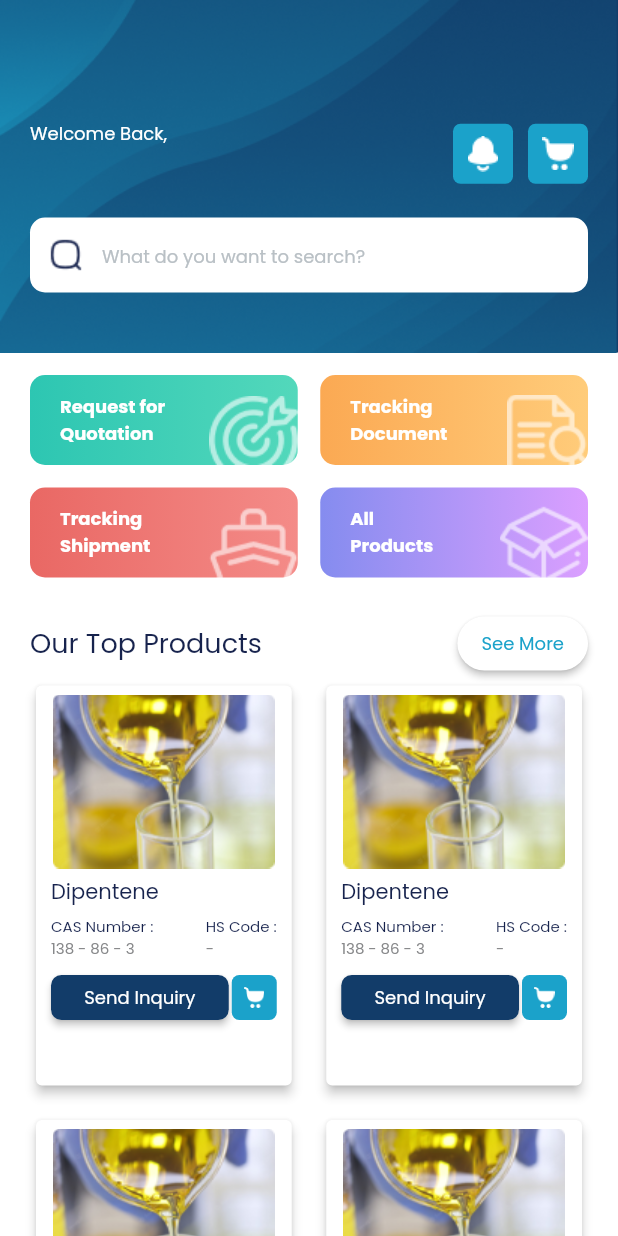
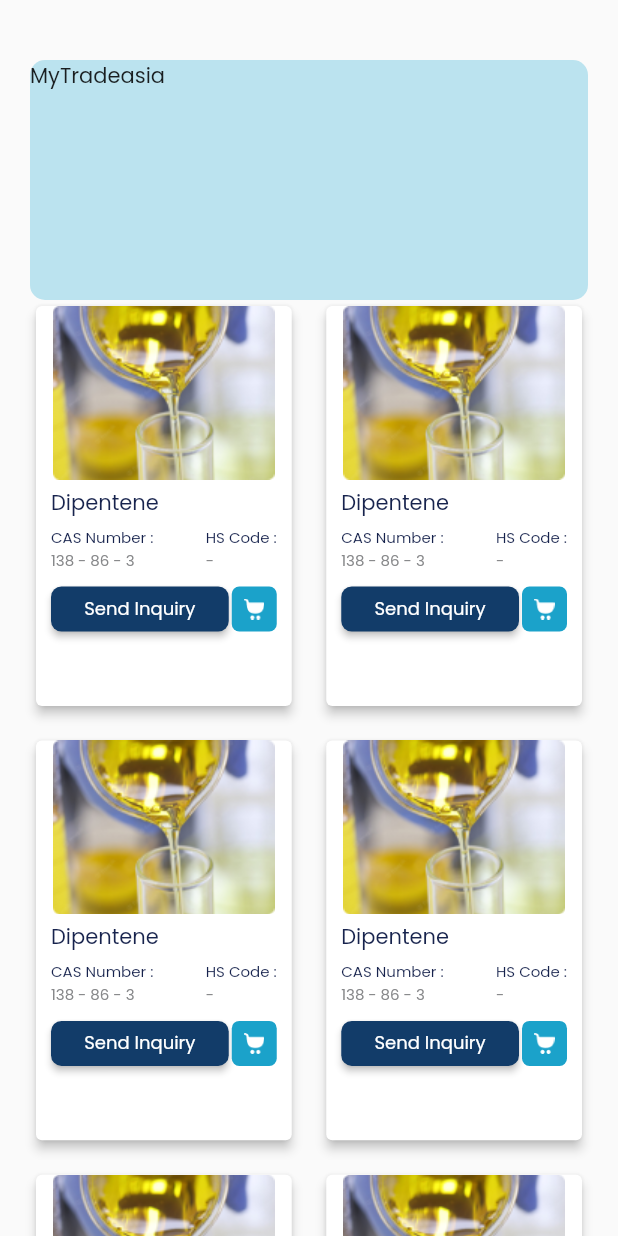
Before and after one commit to dimaspradipta19/mytradeasia, a Flutter app: the HomeScreen screen opened directly, after a tap on "See More", on a phone screen of 412 x 824 dp. Run offline on Flutter 3.47's test engine with Material 2 defaults, Android fonts, the phone set to English and light mode, and no system bars; our stand-ins replace cloud_firestore, dotted_line, firebase_auth, firebase_core, shimmer, sqflite; accounts and stored records are empty.

Commit message:
create new screen for top products

```diff
--- a/lib/view/menu/home/home_screen.dart
+++ b/lib/view/menu/home/home_screen.dart
@@ -5,6 +5,7 @@ import 'package:mytradeasia/utils/theme.dart';
 import 'package:mytradeasia/view/menu/history/tracking_shipment/tracking_shipment_screen.dart';
 import 'package:mytradeasia/view/menu/home/all_products/products/all_products_screen.dart';
 import 'package:mytradeasia/view/menu/home/search/search_product_screen.dart';
+import 'package:mytradeasia/view/menu/home/top_products/top_products_screen.dart';
 
 import '../../../model/industry_model.dart';
 
@@ -379,7 +380,13 @@ class _HomeScreenState extends State<HomeScreen> {
                               ),
                             ),
                           ),
-                          onPressed: () {},
+                          onPressed: () {
+                            Navigator.push(context, MaterialPageRoute(
+                              builder: (context) {
+                                return const TopProductsScreen();
+                              },
+                            ));
+                          },
                           child: Text(
                             "See More",
                             style: text12.copyWith(color: secondaryColor1),
--- /dev/null
+++ b/lib/view/menu/home/top_products/top_products_screen.dart
@@ -0,0 +1,160 @@
+import 'package:flutter/material.dart';
+
+import '../../../../utils/theme.dart';
+
+class TopProductsScreen extends StatelessWidget {
+  const TopProductsScreen({super.key});
+
+  @override
+  Widget build(BuildContext context) {
+    return Scaffold(
+      body: SingleChildScrollView(
+        child: Padding(
+          padding: const EdgeInsets.symmetric(horizontal: size20px),
+          child: Column(
+            children: [
+              const SizedBox(
+                height: size20px * 2.0,
+              ),
+
+              Stack(
+                children: [
+                  Container(
+                    height: size20px * 8.0,
+                    width: MediaQuery.of(context).size.width,
+                    decoration: const BoxDecoration(
+                      color: secondaryColor4,
+                      borderRadius: BorderRadius.all(
+                        Radius.circular(size20px / 2.0),
+                      ),
+                    ),
+                  ),
+                  const Text("MyTradeasia")
+                ],
+              ),
+              Padding(
+                padding: const EdgeInsets.only(bottom: 10.0),
+                child: GridView.builder(
+                  gridDelegate: const SliverGridDelegateWithFixedCrossAxisCount(
+                      crossAxisCount: 2,
+                      crossAxisSpacing: 15,
+                      mainAxisSpacing: 15,
+                      childAspectRatio: 0.65),
+                  itemCount: 40,
+                  shrinkWrap: true,
+                  padding: EdgeInsets.zero,
+                  physics: const NeverScrollableScrollPhysics(),
+                  itemBuilder: (context, index) {
+                    return Card(
+                      shadowColor: blackColor,
+                      elevation: 3.0,
+                      child: Column(
+                        crossAxisAlignment: CrossAxisAlignment.start,
+                        children: [
+                          Center(
+                              child: Image.asset("assets/images/products.png")),
+                          const Padding(
+                            padding: EdgeInsets.symmetric(
+                                vertical: 5.0, horizontal: 10.0),
+                            child: Text(
+                              "Dipentene",
+                              style: text14,
+                            ),
+                          ),
+                          Padding(
+                            padding:
+                                const EdgeInsets.symmetric(horizontal: 10.0),
+                            child: Row(
+                              children: [
+                                Column(
+                                  crossAxisAlignment: CrossAxisAlignment.start,
+                                  children: [
+                                    const Text("CAS Number :", style: text10),
+                                    Text("138 - 86 - 3",
+                                        style:
+                                            text10.copyWith(color: greyColor2)),
+                                  ],
+                                ),
+                                const Spacer(),
+                                Column(
+                                  crossAxisAlignment: CrossAxisAlignment.start,
+                                  children: [
+                                    const Text("HS Code :", style: text10),
+                                    Text("-",
+                                        style:
+                                            text10.copyWith(color: greyColor2)),
+                                  ],
+                                ),
+                              ],
+                            ),
+                          ),
+                          Padding(
+                            padding: const EdgeInsets.only(
+                                left: 10.0,
+                                right: 10.0,
+                                top: 10.0,
+                                bottom: 12.0),
+                            child: Row(
+                              children: [
+                                Expanded(
+                                  child: SizedBox(
+                                    height: 30,
+                                    width: MediaQuery.of(context).size.width,
+                                    child: ElevatedButton(
+                                        style: ButtonStyle(
+                                            backgroundColor:
+                                                MaterialStateProperty.all<
+                                                    Color>(primaryColor1),
+                                            shape: MaterialStateProperty.all<
+                                                RoundedRectangleBorder>(
+                                              RoundedRectangleBorder(
+                                                borderRadius:
+                                                    BorderRadius.circular(7.0),
+                                              ),
+                                            ),
+                                            padding: MaterialStateProperty.all<
+                                                EdgeInsets>(EdgeInsets.zero)),
+                                        onPressed: () {
+                                          print("send inquiry");
+                                        },
+                                        child: Text(
+                                          "Send Inquiry",
+                                          style: text12.copyWith(
+                                            color: whiteColor,
+                                          ),
+                                        )),
+                                  ),
+                                ),
+                                const SizedBox(width: 2),
+                                Container(
+                                  height: 30,
+                                  width: 30,
+                                  decoration: const BoxDecoration(
+                                      color: secondaryColor1,
+                                      borderRadius:
+                                          BorderRadius.all(Radius.circular(5))),
+                                  child: IconButton(
+                                    onPressed: () {
+                                      print("cart icon");
+                                    },
+                                    icon: Image.asset(
+                                      "assets/images/icon_cart.png",
+                                    ),
+                                  ),
+                                ),
+                              ],
+                            ),
+                          )
+                        ],
+                      ),
+                    );
+                  },
+                ),
+              ),
+            ],
+          ),
+        ),
+      ),
+    );
+  }
+}
```
Also changed, not shown: lib/view/menu/history/tracking_shipment/detailed_products_screen.dart (added, +119 -0 lines), lib/view/menu/history/tracking_shipment/tracking_shipment_detail_screen.dart (+26 -10 lines), lib/view/menu/history/tracking_shipment/tracking_shipment_screen.dart (+5 -6 lines), assets/images/icon_share.png (added), assets/images/icon_shipping.png (added), assets/images/shipping_indicator_length.png (added), assets/images/worldwide.png (added).
